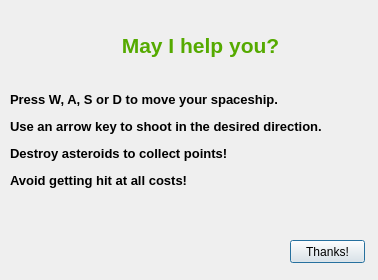
The window that help.ui (sbvb/QtAsteroidGame) describes before a commit, drawn with Qt 5.
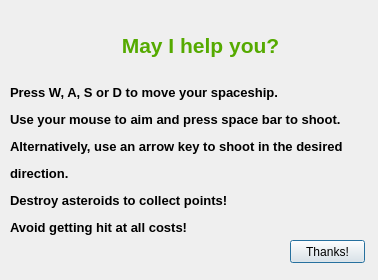
The same window after the commit.

```diff
--- a/help.ui
+++ b/help.ui
@@ -55,13 +55,13 @@
    <property name="geometry">
     <rect>
      <x>10</x>
-     <y>90</y>
+     <y>80</y>
      <width>361</width>
-     <height>101</height>
+     <height>161</height>
     </rect>
    </property>
    <property name="text">
-    <string>&lt;html&gt;&lt;head/&gt;&lt;body&gt;&lt;p&gt;&lt;span style=&quot; font-size:10pt; font-weight:600;&quot;&gt;Press W, A, S or D to move your spaceship.&lt;/span&gt;&lt;/p&gt;&lt;p&gt;&lt;span style=&quot; font-size:10pt; font-weight:600;&quot;&gt;Use an arrow key to shoot in the desired direction.&lt;/span&gt;&lt;/p&gt;&lt;p&gt;&lt;span style=&quot; font-size:10pt; font-weight:600;&quot;&gt;Destroy asteroids to collect points!&lt;/span&gt;&lt;/p&gt;&lt;p&gt;&lt;span style=&quot; font-size:10pt; font-weight:600;&quot;&gt;Avoid getting hit at all costs!&lt;/span&gt;&lt;/p&gt;&lt;/body&gt;&lt;/html&gt;</string>
+    <string>&lt;html&gt;&lt;head/&gt;&lt;body&gt;&lt;p&gt;&lt;span style=&quot; font-size:10pt; font-weight:600;&quot;&gt;Press W, A, S or D to move your spaceship.&lt;/span&gt;&lt;/p&gt;&lt;p&gt;&lt;span style=&quot; font-size:10pt; font-weight:600;&quot;&gt;Use your mouse to aim and press space bar to shoot.&lt;/span&gt;&lt;/p&gt;&lt;p&gt;&lt;span style=&quot; font-size:10pt; font-weight:600;&quot;&gt;Alternatively, use an arrow key to shoot in the desired&lt;/span&gt;&lt;/p&gt;&lt;p&gt;&lt;span style=&quot; font-size:10pt; font-weight:600;&quot;&gt;direction.&lt;/span&gt;&lt;/p&gt;&lt;p&gt;&lt;span style=&quot; font-size:10pt; font-weight:600;&quot;&gt;Destroy asteroids to collect points!&lt;/span&gt;&lt;/p&gt;&lt;p&gt;&lt;span style=&quot; font-size:10pt; font-weight:600;&quot;&gt;Avoid getting hit at all costs!&lt;/span&gt;&lt;/p&gt;&lt;/body&gt;&lt;/html&gt;</string>
    </property>
   </widget>
  </widget>
```
